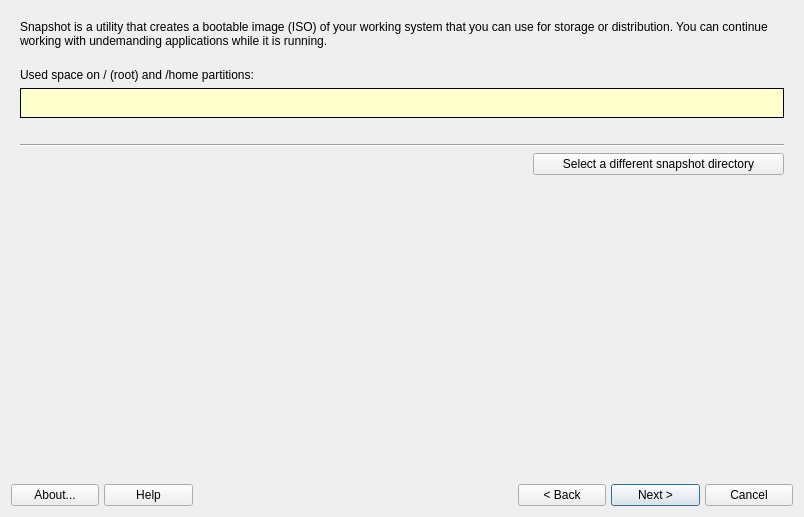
Above: mxsnapshot.ui from AdrianTM/mx-snapshot before the change. Below: the same form after it.
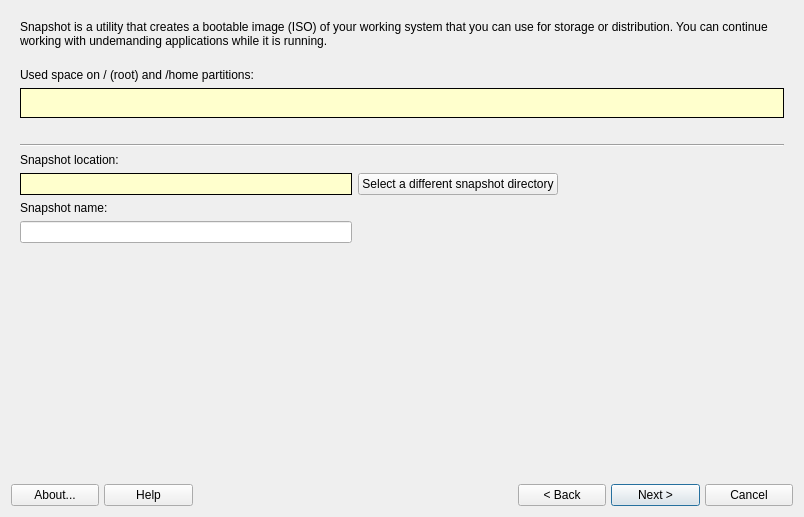
That is the form after the change. The open tabs and pages were chosen to show the change. Icons and pictures are not drawn.

Commit message: added snapshot name line edit

```diff
--- a/mxsnapshot.ui
+++ b/mxsnapshot.ui
@@ -17,11 +17,18 @@
    <item>
     <widget class="QStackedWidget" name="stackedWidget">
      <property name="currentIndex">
-      <number>2</number>
+      <number>0</number>
      </property>
      <widget class="QWidget" name="selectionPage">
       <layout class="QGridLayout" name="gridLayout_2">
-       <item row="0" column="0" colspan="3">
+       <item row="10" column="0">
+        <widget class="QLabel" name="labelLocation">
+         <property name="text">
+          <string>Snapshot location:</string>
+         </property>
+        </widget>
+       </item>
+       <item row="0" column="0" colspan="6">
         <widget class="QLabel" name="labelIntro">
          <property name="sizePolicy">
           <sizepolicy hsizetype="Preferred" vsizetype="Preferred">
@@ -37,7 +44,7 @@
          </property>
         </widget>
        </item>
-       <item row="1" column="0" colspan="3">
+       <item row="1" column="0" colspan="6">
         <widget class="QLabel" name="labelCurrentSpace">
          <property name="text">
           <string>Used space on / (root) and /home partitions:</string>
@@ -47,20 +54,7 @@
          </property>
         </widget>
        </item>
-       <item row="13" column="1">
-        <spacer name="verticalSpacer">
-         <property name="orientation">
-          <enum>Qt::Vertical</enum>
-         </property>
-         <property name="sizeHint" stdset="0">
-          <size>
-           <width>20</width>
-           <height>0</height>
-          </size>
-         </property>
-        </spacer>
-       </item>
-       <item row="5" column="0" colspan="3">
+       <item row="5" column="0" colspan="6">
         <widget class="QLabel" name="labelDiskSpaceHelp">
          <property name="text">
           <string/>
@@ -70,31 +64,14 @@
          </property>
         </widget>
        </item>
-       <item row="7" column="0" colspan="3">
+       <item row="7" column="0" colspan="6">
         <widget class="Line" name="line_4">
          <property name="orientation">
           <enum>Qt::Horizontal</enum>
          </property>
         </widget>
        </item>
-       <item row="10" column="2">
-        <widget class="QPushButton" name="buttonSelectSnapshot">
-         <property name="text">
-          <string>Select a different snapshot directory</string>
-         </property>
-        </widget>
-       </item>
-       <item row="10" column="0" colspan="2">
-        <widget class="QLabel" name="labelSnapshot">
-         <property name="text">
-          <string/>
-         </property>
-         <property name="wordWrap">
-          <bool>true</bool>
-         </property>
-        </widget>
-       </item>
-       <item row="2" column="0" colspan="3">
+       <item row="2" column="0" colspan="6">
         <widget class="QFrame" name="frame_2">
          <property name="frameShape">
           <enum>QFrame::Box</enum>
@@ -172,6 +149,54 @@
          </layout>
         </widget>
        </item>
+       <item row="13" column="0">
+        <widget class="QLabel" name="labelIsoName">
+         <property name="text">
+          <string>Snapshot name:</string>
+         </property>
+        </widget>
+       </item>
+       <item row="11" column="3">
+        <widget class="QPushButton" name="buttonSelectSnapshot">
+         <property name="text">
+          <string>Select a different snapshot directory</string>
+         </property>
+        </widget>
+       </item>
+       <item row="11" column="0" colspan="3">
+        <widget class="QLabel" name="labelSnapshotDir">
+         <property name="styleSheet">
+          <string notr="true">background-color: rgb(255, 255, 205);
+border-color: rgb(0, 0, 0);
+color: rgb(0, 0, 0);</string>
+         </property>
+         <property name="frameShape">
+          <enum>QFrame::Box</enum>
+         </property>
+         <property name="text">
+          <string/>
+         </property>
+         <property name="wordWrap">
+          <bool>true</bool>
+         </property>
+        </widget>
+       </item>
+       <item row="16" column="0" colspan="6">
+        <spacer name="verticalSpacer">
+         <property name="orientation">
+          <enum>Qt::Vertical</enum>
+         </property>
+         <property name="sizeHint" stdset="0">
+          <size>
+           <width>20</width>
+           <height>0</height>
+          </size>
+         </property>
+        </spacer>
+       </item>
+       <item row="14" column="0" colspan="3">
+        <widget class="QLineEdit" name="lineEditName"/>
+       </item>
       </layout>
      </widget>
      <widget class="QWidget" name="settingsPage">
```
The commit also changes 1 other file.
